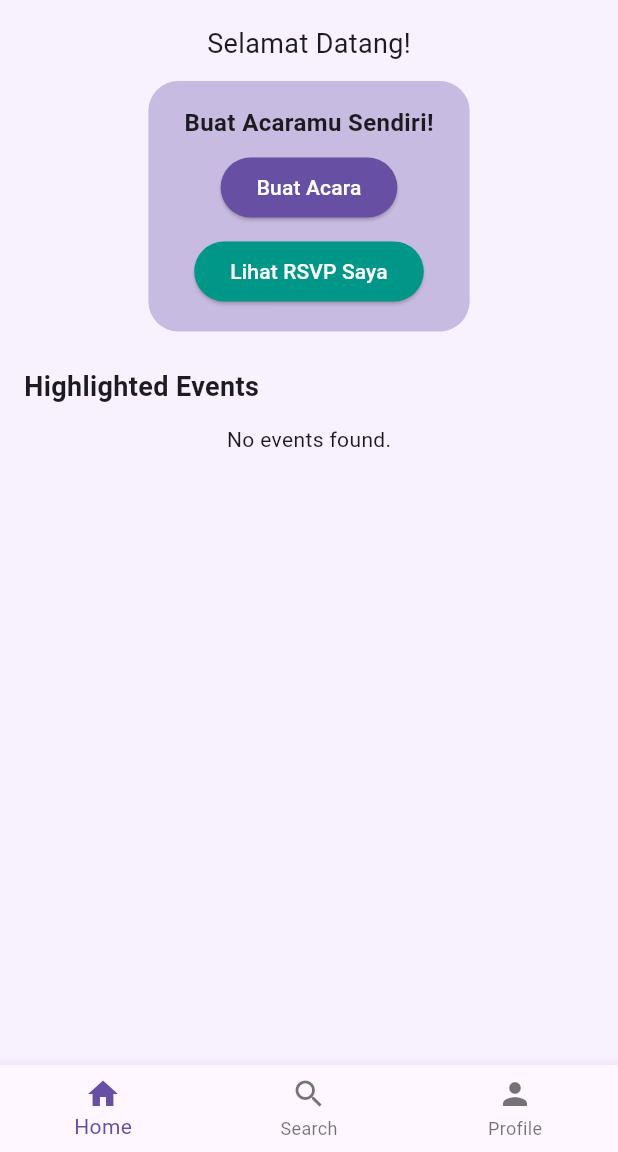
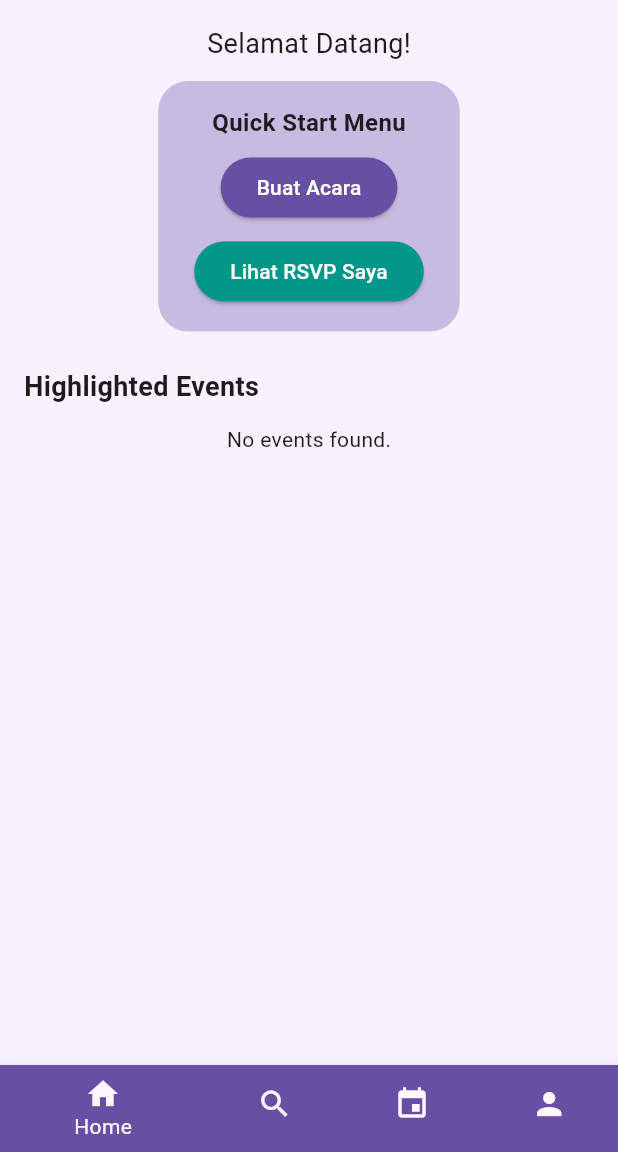
Before and after one commit to rantositorus/EventKita-app, a Flutter app: the screen it shows after launch, on a phone screen of 412 x 824 dp, the part 84-1236 px from its top. Run offline on Flutter 3.47's test engine with Material 3 defaults, Android fonts, the phone set to English and light mode, and no system bars; our stand-ins replace cloud_firestore, firebase_auth, firebase_core, flutter_map, latlong2; accounts and stored records are empty; generated files the repository leaves out were written again.

Commit message:
updated bottom navbar and pre-filled rsvp

```diff
--- a/lib/main.dart
+++ b/lib/main.dart
@@ -52,6 +52,7 @@ class _MyHomePageState extends State<MyHomePage> {
   final List<Widget> _pages = [
     const HomePage(),
     const SearchPage(),
+    const Placeholder(),
     const ProfilePage()
   ];
 
@@ -72,9 +73,10 @@ class _MyHomePageState extends State<MyHomePage> {
       body: _pages[_selectedIndex],
       bottomNavigationBar: BottomNavigationBar(
         items: const [
-          BottomNavigationBarItem(icon: Icon(Icons.home), label: 'Home'),
-          BottomNavigationBarItem(icon: Icon(Icons.search), label: 'Search'),
-          BottomNavigationBarItem(icon: Icon(Icons.person), label: 'Profile'),
+          BottomNavigationBarItem(icon: Icon(Icons.home), label: 'Home', backgroundColor: Color(0xFF6750A4)),
+          BottomNavigationBarItem(icon: Icon(Icons.search), label: 'Search', backgroundColor: Color(0xFF6750A4)),
+          BottomNavigationBarItem(icon: Icon(Icons.event), label: 'My Events', backgroundColor: Color(0xFF6750A4)),
+          BottomNavigationBarItem(icon: Icon(Icons.person), label: 'Profile', backgroundColor: Color(0xFF6750A4)),
         ],
         currentIndex: _selectedIndex,
         onTap: _onItemTapped,
--- a/lib/screens/homepage.dart
+++ b/lib/screens/homepage.dart
@@ -46,14 +46,6 @@ class _HomePageState extends State<HomePage> {
       _showLoginDialog();
     } else {
       // Navigator.pushNamed(context, 'create_event');
-    }
-  }
-
-  void _handleDaftar(User? user) {
-    if (user == null) {
-      _showLoginDialog();
-    } else {
-      // Navigator.pushNamed(context, 'rsvp_event');
     }
   }
 
@@ -111,7 +103,7 @@ class _HomePageState extends State<HomePage> {
                           child: Column(
                             children: [
                               const Text(
-                                'Buat Acaramu Sendiri!',
+                                'Quick Start Menu',
                                 style: TextStyle(
                                     fontWeight: FontWeight.bold, fontSize: 16),
                               ),
```
Also changed, not shown: lib/screens/rsvp_event.dart (+17 -0 lines), pubspec.lock.
